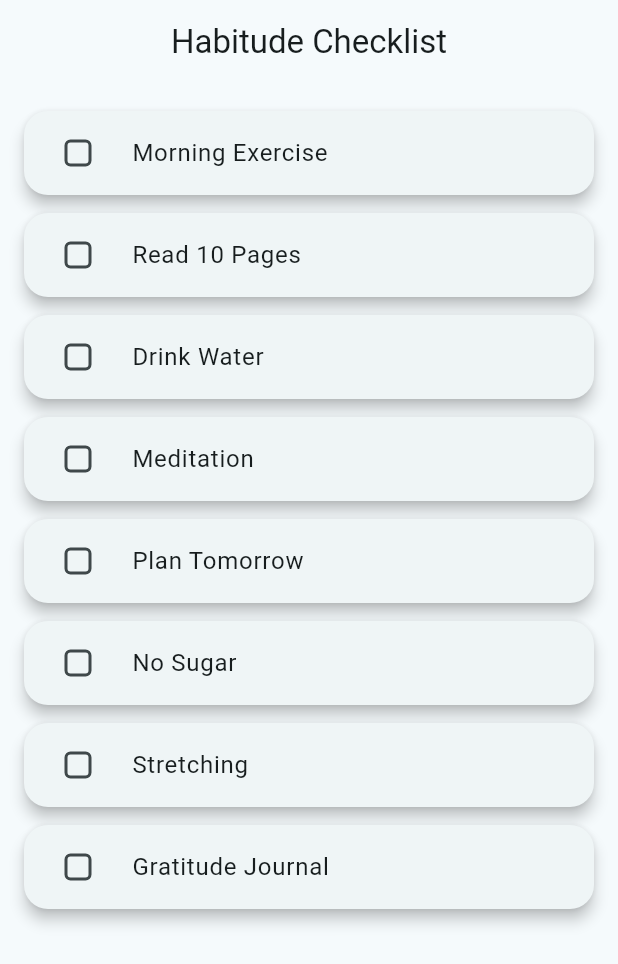
After one commit to natijeenjoyer/habittracker_crossplat, a Flutter app: the HabitChecklistPage screen opened directly, on a phone screen of 412 x 824 dp. The commit adds this screen. Shown: the top 964 px of the screen. Run offline on Flutter 3.47's test engine with Material 3 defaults, Android fonts, the phone set to English and light mode, and no system bars.

Commit message:
Updated about page and added main checklist screen

```diff
--- a/lib/aboutpage.dart
+++ b/lib/aboutpage.dart
@@ -1,8 +1,8 @@
 import 'package:flutter/material.dart';
 
-void main() => runApp(HabitSyncApp());
+void main() => runApp(Habitude());
 
-class HabitSyncApp extends StatelessWidget {
+class Habitude extends StatelessWidget {
   @override
   Widget build(BuildContext context) {
     return MaterialApp(
@@ -27,8 +27,9 @@ Habitude is a simple and intuitive habit tracker app designed to help users buil
 ''';
 
   final String credits = '''
-Developed by Niyaz, Milana, and Yelzhan in the scope of the course “Crossplatform Development” at Astana IT University.
-Mentor: Assistant Professor Abzal Kyzyrkanov
+Developed by Niyaz, Milana, and Yelzhan
+Course “Crossplatform Development” at Astana IT University.
+Professor - Abzal Kyzyrkanov
 ''';
 
   @override
--- /dev/null
+++ b/lib/assik3.dart
@@ -0,0 +1,92 @@
+import 'package:flutter/material.dart';
+
+void main() => runApp(Habitude());
+
+class Habitude extends StatelessWidget {
+  @override
+  Widget build(BuildContext context) {
+    return MaterialApp(
+      title: 'Habitude Checklist',
+      debugShowCheckedModeBanner: false,
+      theme: ThemeData(
+        primarySwatch: Colors.indigo,
+        fontFamily: 'Roboto',
+        scaffoldBackgroundColor: Color(0xFFF4F4F4),
+      ),
+      home: HabitChecklistPage(),
+    );
+  }
+}
+
+class HabitChecklistPage extends StatefulWidget {
+  @override
+  _HabitChecklistPageState createState() => _HabitChecklistPageState();
+}
+
+class _HabitChecklistPageState extends State<HabitChecklistPage> {
+  final List<String> habits = [
+    'Morning Exercise',
+    'Read 10 Pages',
+    'Drink Water',
+    'Meditation',
+    'Plan Tomorrow',
+    'No Sugar',
+    'Stretching',
+    'Gratitude Journal',
+  ];
+
+  late List<bool> isChecked;
+
+  @override
+  void initState() {
+    super.initState();
+    isChecked = List<bool>.filled(habits.length, false);
+  }
+
+  @override
+  Widget build(BuildContext context) {
+    return Scaffold(
+      appBar: AppBar(
+        title: Text('Habitude Checklist'),
+        centerTitle: true,
+        elevation: 0,
+      ),
+      body: OrientationBuilder(
+        builder: (context, orientation) {
+          return Padding(
+            padding: const EdgeInsets.symmetric(horizontal: 16, vertical: 12),
+            child: ListView.builder(
+              itemCount: habits.length,
+              itemBuilder: (context, index) {
+                return Card(
+                  margin: const EdgeInsets.symmetric(vertical: 6),
+                  shape: RoundedRectangleBorder(
+                    borderRadius: BorderRadius.circular(16),
+                  ),
+                  elevation: 4,
+                  child: CheckboxListTile(
+                    title: Text(
+                      habits[index],
+                      style: TextStyle(fontSize: 16),
+                    ),
+                    value: isChecked[index],
+                    onChanged: (bool? value) {
+                      setState(() {
+                        isChecked[index] = value!;
+                      });
+                    },
+                    activeColor: Colors.indigo,
+                    checkboxShape: RoundedRectangleBorder(
+                      borderRadius: BorderRadius.circular(4),
+                    ),
+                    controlAffinity: ListTileControlAffinity.leading,
+                  ),
+                );
+              },
+            ),
+          );
+        },
+      ),
+    );
+  }
+}
```
